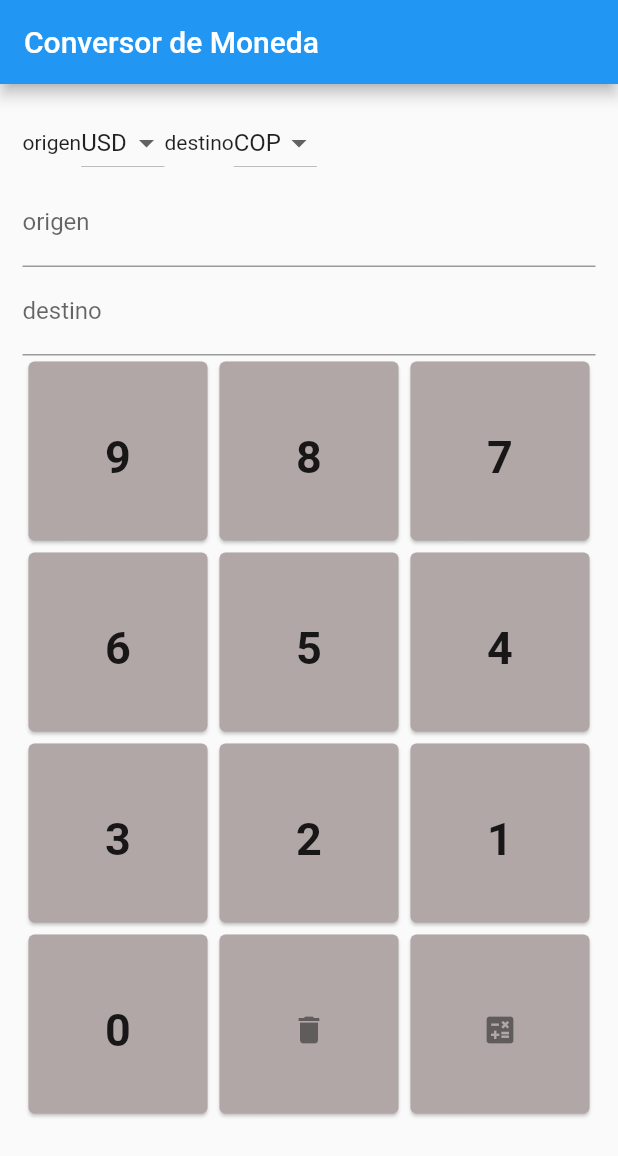
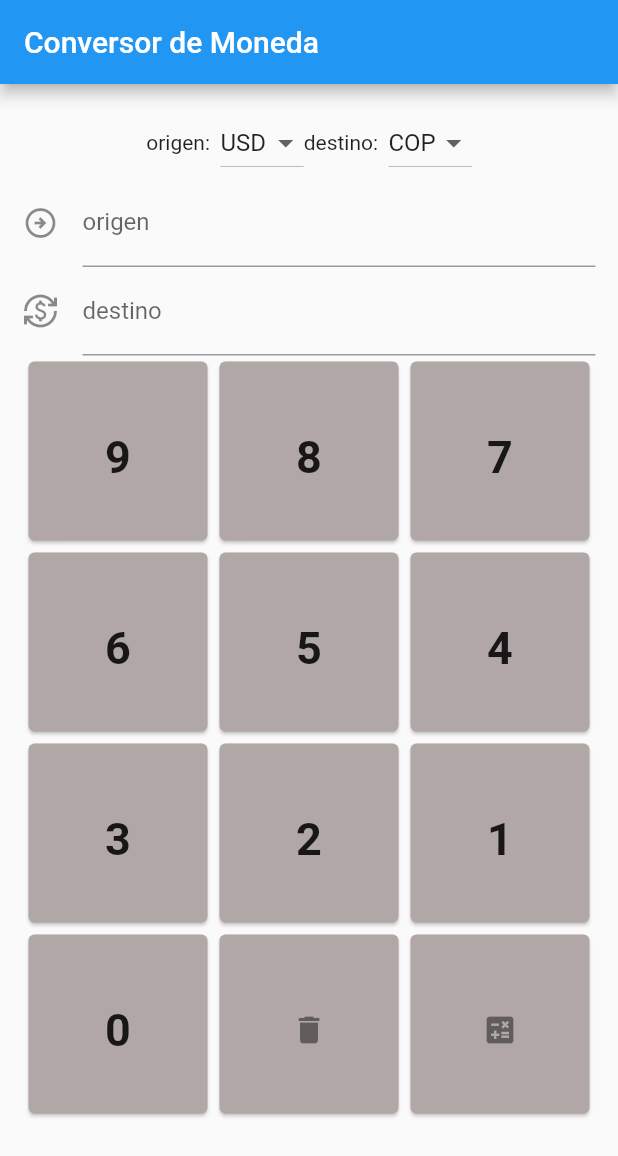
Before and after one commit to victorinais/reto1, a Flutter app: the screen it shows after launch, on a phone screen of 412 x 824 dp. Shown: the top 1156 px of the screen. Run offline on Flutter 3.47's test engine with Material 2 defaults, Android fonts, the phone set to English and light mode, and no system bars; our stand-ins replace get; missing offline and left inert: dart:html.

Commit message:
centrado de row y textfield, se agregan iconos

```diff
--- a/lib/main.dart
+++ b/lib/main.dart
@@ -101,8 +101,10 @@ List<objetos> lista = <objetos>[
         padding: EdgeInsets.all(15),
         child: Column(
           children: [
-            Row(children: [
-              Text("origen"),
+            Row(
+              mainAxisAlignment: MainAxisAlignment.center,
+              children: [
+              Text("origen:  "),
               DropdownButton(
                 value: op1,
                 items: monedas, onChanged: (String? x) {
@@ -110,8 +112,10 @@ List<objetos> lista = <objetos>[
                     op1 = x.toString();
                   });
                 }),
-            Row(children: [
-              Text("destino"),
+            Row(
+              mainAxisAlignment: MainAxisAlignment.center,
+              children: [
+              Text("destino:  "),
               DropdownButton(
                 value: op2,
                 items: monedas, onChanged: (String? x) {
@@ -122,12 +126,14 @@ List<objetos> lista = <objetos>[
             ]),
             ]),
             TextField(
+              textAlign: TextAlign.center,
               controller: textorigen,
-              decoration: InputDecoration(labelText: "origen", hintText: "0"),
+              decoration: InputDecoration(icon: Icon(Icons.arrow_circle_right_outlined,), labelText: "origen", hintText: "0",),
             ),
             TextField(
+              textAlign: TextAlign.center,
               controller: textdestino,
-              decoration: InputDecoration(labelText: "destino", hintText: "0"),
+              decoration: InputDecoration(icon: Icon(Icons.currency_exchange), labelText: "destino", hintText: "0"),
             ),
             Expanded(
               child: GridView.builder(
@@ -144,7 +150,7 @@ List<objetos> lista = <objetos>[
                 ? lista[index].icono
                 : Text(lista[index].titulo,
                 style: TextStyle(
-                  fontSize: 30, fontWeight: FontWeight.bold),),
+                  fontSize: 30, fontWeight: FontWeight.bold,),),
                   ),
                   onTap: () {
                     print(lista[index].titulo);
```
